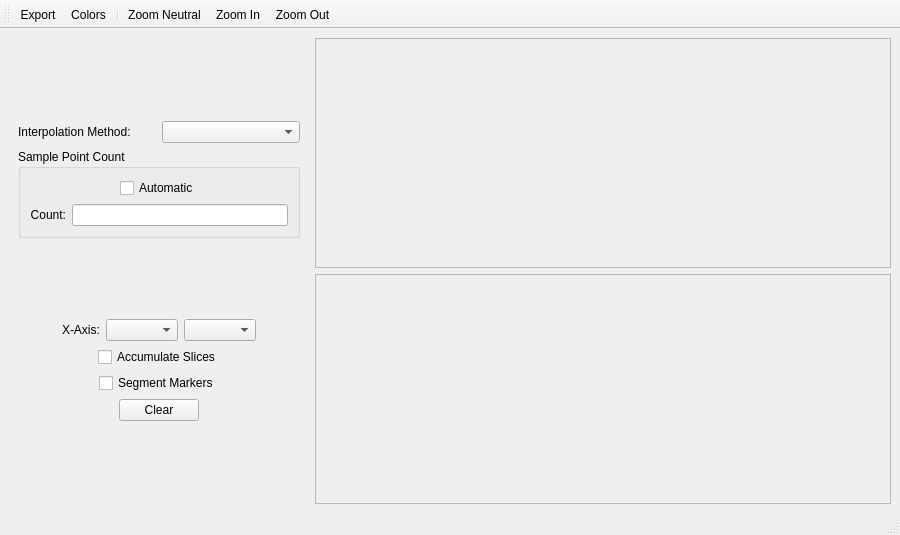
radio-astro/casa, file code/display/Slicer/SlicerMainWindow.ui: the form before one commit.
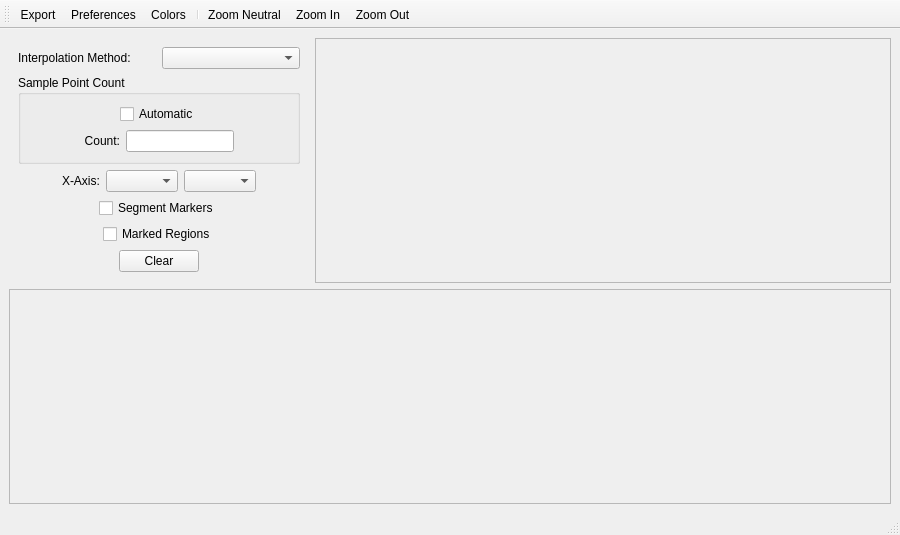
The form after the commit. Icons and pictures are not drawn.

Commit message: New Development: No             JIRA Issue: CAS-4884         Ready for Test: Yes      Interface Changes: Yes What Interface Changed: Interface changes to support slice functionality.          Test Programs: List test programs   Put in Release Notes: No              Module(s): Module Names change impacts.            Description: Changes to 1D Slice Functionality suggested by Juergan

Diff of the .ui file:
```diff
--- a/code/display/Slicer/SlicerMainWindow.ui
+++ b/code/display/Slicer/SlicerMainWindow.ui
@@ -20,6 +20,8 @@
    <string>MainWindow</string>
   </property>
   <widget class="QWidget" name="centralwidget">
+   <layout class="QVBoxLayout" name="verticalLayout_3">
+    <item>
    <layout class="QHBoxLayout" name="horizontalLayout">
     <item>
      <widget class="QWidget" name="controlWidget" native="true">
@@ -36,19 +38,6 @@
        </size>
       </property>
       <layout class="QVBoxLayout" name="verticalLayout_2">
-       <item>
-        <spacer name="verticalSpacer_2">
-         <property name="orientation">
-          <enum>Qt::Vertical</enum>
-         </property>
-         <property name="sizeHint" stdset="0">
-          <size>
-           <width>20</width>
-           <height>40</height>
-          </size>
-         </property>
-        </spacer>
-       </item>
        <item>
         <layout class="QHBoxLayout" name="horizontalLayout_5">
          <item>
@@ -115,6 +104,19 @@
           </item>
           <item>
            <layout class="QHBoxLayout" name="horizontalLayout_3">
+              <item>
+               <spacer name="horizontalSpacer_12">
+                <property name="orientation">
+                 <enum>Qt::Horizontal</enum>
+                </property>
+                <property name="sizeHint" stdset="0">
+                 <size>
+                  <width>40</width>
+                  <height>20</height>
+                 </size>
+                </property>
+               </spacer>
+              </item>
             <item>
              <widget class="QLabel" name="countLabel">
               <property name="text">
@@ -132,23 +134,23 @@
               </property>
              </widget>
             </item>
-           </layout>
-          </item>
-         </layout>
-        </widget>
-       </item>
        <item>
-        <spacer name="verticalSpacer">
+               <spacer name="horizontalSpacer_11">
          <property name="orientation">
-          <enum>Qt::Vertical</enum>
+                 <enum>Qt::Horizontal</enum>
          </property>
          <property name="sizeHint" stdset="0">
           <size>
-           <width>20</width>
-           <height>4</height>
+                  <width>40</width>
+                  <height>20</height>
           </size>
          </property>
         </spacer>
+              </item>
+             </layout>
+            </item>
+           </layout>
+          </widget>
        </item>
        <item>
         <layout class="QHBoxLayout" name="horizontalLayout_7">
@@ -201,46 +203,6 @@
          </item>
         </layout>
        </item>
-       <item>
-        <layout class="QHBoxLayout" name="horizontalLayout_6">
-         <item>
-          <spacer name="horizontalSpacer_5">
-           <property name="orientation">
-            <enum>Qt::Horizontal</enum>
-           </property>
-           <property name="sizeHint" stdset="0">
-            <size>
-             <width>40</width>
-             <height>20</height>
-            </size>
-           </property>
-          </spacer>
-         </item>
-         <item>
-          <widget class="QCheckBox" name="accumulateCheckBox">
-           <property name="toolTip">
-            <string>Show 1D slices for all regions, not just the currently selected region.</string>
-           </property>
-           <property name="text">
-            <string>Accumulate Slices</string>
-           </property>
-          </widget>
-         </item>
-         <item>
-          <spacer name="horizontalSpacer_6">
-           <property name="orientation">
-            <enum>Qt::Horizontal</enum>
-           </property>
-           <property name="sizeHint" stdset="0">
-            <size>
-             <width>40</width>
-             <height>20</height>
-            </size>
-           </property>
-          </spacer>
-         </item>
-        </layout>
-       </item>
        <item>
         <layout class="QHBoxLayout" name="horizontalLayout_8">
          <item>
@@ -281,6 +243,46 @@
          </item>
         </layout>
        </item>
+         <item>
+          <layout class="QHBoxLayout" name="horizontalLayout_6">
+           <item>
+            <spacer name="horizontalSpacer_5">
+             <property name="orientation">
+              <enum>Qt::Horizontal</enum>
+             </property>
+             <property name="sizeHint" stdset="0">
+              <size>
+               <width>40</width>
+               <height>20</height>
+              </size>
+             </property>
+            </spacer>
+           </item>
+           <item>
+            <widget class="QCheckBox" name="markedRegionCheckBox">
+             <property name="toolTip">
+              <string>Display slices of marked region(s).</string>
+             </property>
+             <property name="text">
+              <string>Marked Regions</string>
+             </property>
+            </widget>
+           </item>
+           <item>
+            <spacer name="horizontalSpacer_6">
+             <property name="orientation">
+              <enum>Qt::Horizontal</enum>
+             </property>
+             <property name="sizeHint" stdset="0">
+              <size>
+               <width>40</width>
+               <height>20</height>
+              </size>
+             </property>
+            </spacer>
+           </item>
+          </layout>
+         </item>
        <item>
         <layout class="QHBoxLayout" name="horizontalLayout_4">
          <item>
@@ -329,7 +331,7 @@
          <property name="sizeHint" stdset="0">
           <size>
            <width>20</width>
-           <height>40</height>
+             <height>2</height>
           </size>
          </property>
         </spacer>
@@ -337,8 +339,6 @@
       </layout>
      </widget>
     </item>
-    <item>
-     <layout class="QVBoxLayout" name="verticalLayout_3">
       <item>
        <widget class="QFrame" name="plotFrame">
         <property name="sizePolicy">
@@ -361,6 +361,8 @@
         </property>
        </widget>
       </item>
+     </layout>
+    </item>
       <item>
        <widget class="QScrollArea" name="statsScrollArea">
         <property name="widgetResizable">
@@ -371,16 +373,14 @@
           <rect>
            <x>0</x>
            <y>0</y>
-           <width>570</width>
-           <height>221</height>
+         <width>878</width>
+         <height>175</height>
           </rect>
          </property>
         </widget>
        </widget>
       </item>
      </layout>
-    </item>
-   </layout>
   </widget>
   <widget class="QStatusBar" name="statusbar"/>
   <widget class="QToolBar" name="toolBar">
@@ -394,6 +394,7 @@
     <bool>false</bool>
    </attribute>
    <addaction name="actionExport"/>
+   <addaction name="actionPreferences"/>
    <addaction name="actionColor"/>
    <addaction name="separator"/>
    <addaction name="actionZoomNeutral"/>
@@ -412,6 +413,18 @@
     <string>Export 1D slice to file.</string>
    </property>
   </action>
+  <action name="actionPreferences">
+   <property name="icon">
+    <iconset>
+     <normaloff>:/images/settings.png</normaloff>:/images/settings.png</iconset>
+   </property>
+   <property name="text">
+    <string>Preferences</string>
+   </property>
+   <property name="toolTip">
+    <string>Change plot settings.</string>
+   </property>
+  </action>
   <action name="actionColor">
    <property name="icon">
     <iconset>
```
Lines whose indentation alone changed are shown as unchanged. The commit also changes 29 other files.
